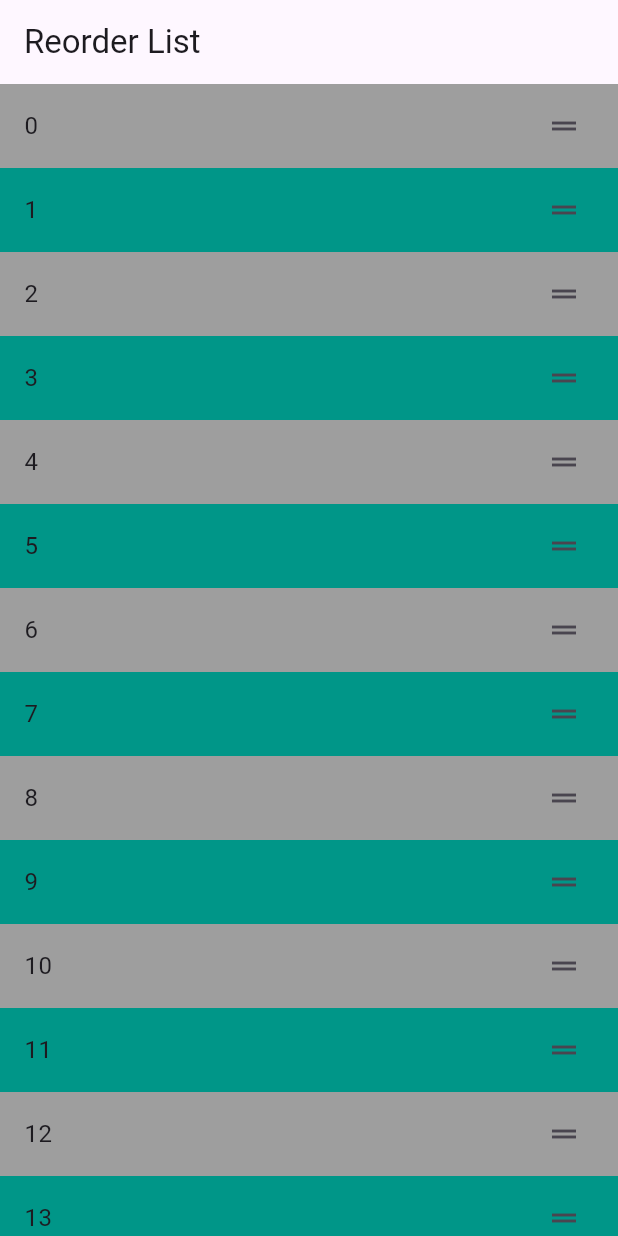
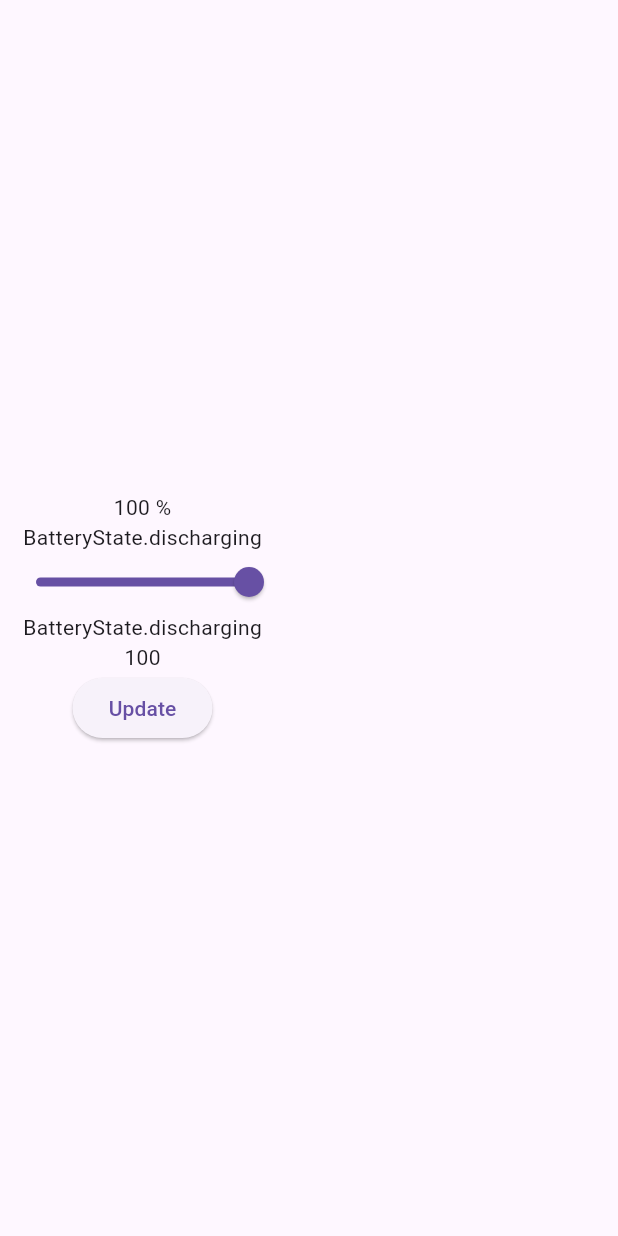
Before and after one commit to Khushnu/widgets, a Flutter app: the screen it shows after launch, on a phone screen of 412 x 824 dp. Run offline on Flutter 3.47's test engine with Material 3 defaults, Android fonts, the phone set to English and light mode, and no system bars; our stand-ins replace battery_plus, lottie.

Commit message:
added battery widget

```diff
--- /dev/null
+++ b/lib/Screens/batteryinfo.dart
@@ -0,0 +1,109 @@
+import 'dart:async';
+
+import 'package:battery_plus/battery_plus.dart';
+import 'package:flutter/material.dart';
+import 'package:lottie/lottie.dart';
+
+class BatteryInfoScreen extends StatefulWidget {
+  const BatteryInfoScreen({super.key});
+
+  @override
+  State<BatteryInfoScreen> createState() => _BatteryInfoScreenState();
+}
+
+class _BatteryInfoScreenState extends State<BatteryInfoScreen> {
+
+final _battery = Battery();
+var batterylevel = 0;
+BatteryState? batteryState;
+StreamSubscription<BatteryState>? _streamSubscription;
+
+
+@override
+  void initState() {
+    // TODO: implement initState
+    super.initState();
+    _battery.batteryState.then((batterystateee) {
+      _streamSubscription = _battery.onBatteryStateChanged.listen((ev) {
+        // batterylevel = ev;
+        batteryState = ev;
+      });
+    });
+
+
+  }
+
+updateStatus(){
+  _battery.batteryLevel.then((value) {
+    setState(() {
+      batterylevel = value;
+    });
+  });
+}
+
+update(BatteryState state){
+  if(batteryState == state){
+   return;
+  }
+   setState(() {
+      batteryState = state;
+    });
+}
+
+
+  @override
+  Widget build(BuildContext context) {
+    return Scaffold(
+      body: Column(
+        mainAxisAlignment: MainAxisAlignment.center,
+        children: [
+        StreamBuilder<BatteryState>(stream: _battery.onBatteryStateChanged,
+        builder: (_, snapshot){
+          if(!snapshot.hasData){
+            return const Center(
+              child: CircularProgressIndicator(),
+            );
+          } else if(snapshot.connectionState == ConnectionState.waiting){
+            return const Center(
+              child: CircularProgressIndicator(),
+            );
+          } else {
+
+           batteryState = snapshot.data!;
+           _battery.batteryLevel.then((value) {
+            setState(() {
+              batterylevel = value;
+            });
+           },);
+              // final batteryLevel = batteryState.batteryLevel;
+            return Text('$batterylevel %');
+          }
+        }),
+        Text('${batteryState}'),
+        Container(
+          width: 190,
+          height: 40,
+          child: Slider(
+            allowedInteraction: SliderInteraction.tapOnly,
+            label: '$batterylevel %',
+            min: 0,
+  max: 100,
+            value: batterylevel.toDouble(), onChanged: (v){
+            batterylevel = v as int;
+          }),
+        ),
+
+          Text('$batteryState'),
+          Text('$batterylevel'),
+          if(batteryState == BatteryState.charging)
+          Lottie.asset('Images/charge.json', height: 130),
+          ElevatedButton(onPressed: (){
+
+           update(batteryState!);
+            // update(batteryState!);
+          }, child: const Text('Update'))
+        ],
+      ),
+    );
+  }
+}
--- a/lib/main.dart
+++ b/lib/main.dart
@@ -1,14 +1,12 @@
 import 'package:flutter/material.dart';
-// import 'package:widgets_/Screens/onboarding.dart';
+import 'package:widgets_/Screens/batteryinfo.dart';
 import 'package:widgets_/bottomnav.dart';
 import 'package:widgets_/cart.dart';
 import 'package:widgets_/home.dart';
 import 'package:widgets_/menu.dart';
 import 'package:widgets_/model.dart';
-import 'package:widgets_/pageview.dart';
 import 'package:widgets_/person.dart';
-import 'package:widgets_/reorderlist.dart';
-// import 'package:widgets_/prof.dart';
+
 
 void main(List<String> args) {
   runApp(const MyApp());
@@ -18,7 +16,7 @@ class MyApp extends StatelessWidget {
   @override
   Widget build(BuildContext context) {
     return const MaterialApp(
-      home: ReorderList(),
+      home: BatteryInfoScreen(),
     );
   }
 }
@@ -61,11 +59,11 @@ class _HomePageState extends State<BottomNavbar> {
                 Image.asset(modelNav[index].image,
                  color: isSelected ? const Color.fromARGB(255, 255, 69, 7) : Colors.black,
                   height: 30,),
-                  Text(modelNav[index].name, style: TextStyle(color: Colors.black, fontSize: 15),)
+                  Text(modelNav[index].name, style: const TextStyle(color: Colors.black, fontSize: 15),)
               ],
             ));
         })..insert(2, Transform.translate(
-          offset: Offset(0, -35),
+          offset: const Offset(0, -35),
           child: Container(
             height: 70,
             width: 70,
--- a/lib/reorderlist.dart
+++ b/lib/reorderlist.dart
@@ -12,14 +12,14 @@ class _ReorderListState extends State<ReorderList> {
   @override
   Widget build(BuildContext context) {
     return Scaffold(
-      appBar: AppBar(title: Text('Reorder List'),),
+      appBar: AppBar(title: const Text('Reorder List'),),
       body: ReorderableListView(
         children: List.generate(items.length, (index) {
           return ListTile(
             key: Key('$index'),
             tileColor: items[index].isOdd ? Colors.teal : Colors.grey,
             title: Text('${items[index]}'),
-            trailing: Icon(Icons.drag_handle),
+            trailing: const Icon(Icons.drag_handle),
           );
         }),
         onReorder: (int oldIndex, int newIndex){
--- a/pubspec.yaml
+++ b/pubspec.yaml
@@ -35,6 +35,8 @@ dependencies:
   # The following adds the Cupertino Icons font to your application.
   # Use with the CupertinoIcons class for iOS style icons.
   cupertino_icons: ^1.0.2
+  battery_plus: ^5.0.3
+  lottie: ^3.1.0
 
 dev_dependencies:
   flutter_test:
```
Also changed, not shown: Images/charge.json (added, +1 -0 lines), pubspec.lock, 14 other files.
